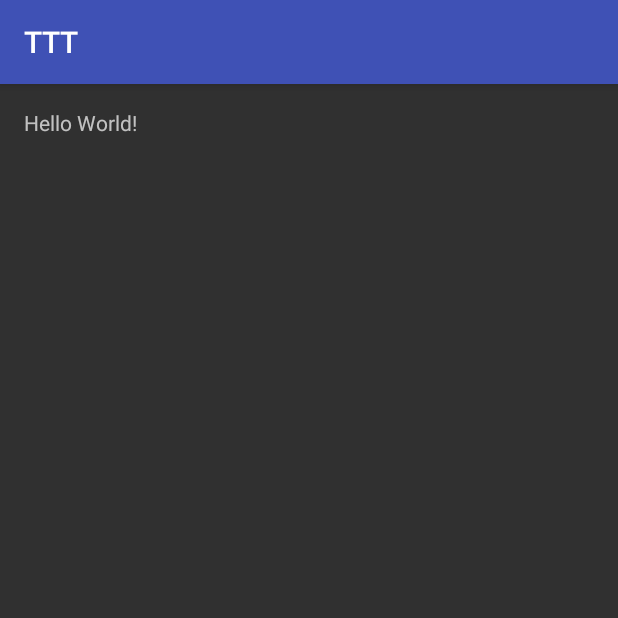
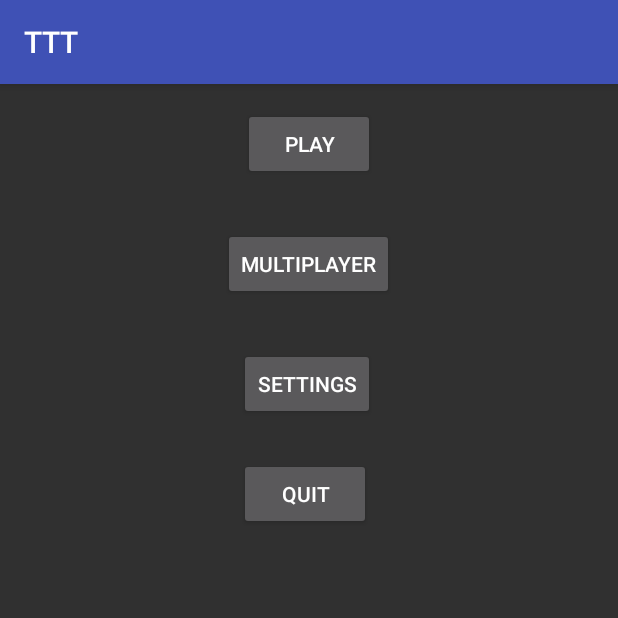
Before and after one commit to Tomatodev/TicTacToe, an Android app: the screen it shows after launch (MainMenu), on a phone screen of 412 x 824 dp, the top half of it. Run offline under Robolectric (Android 15) with nearby library versions, the phone set to English and light mode, and no system bars.

Commit message:
implemented basic menu structures and linked button presses for navigation

```diff
--- a/app/src/main/AndroidManifest.xml
+++ b/app/src/main/AndroidManifest.xml
@@ -15,6 +15,11 @@
                 <category android:name="android.intent.category.LAUNCHER" />
             </intent-filter>
         </activity>
+        <activity android:name=".GameActivity" />
+        <activity android:name=".SettingsActivity" />
+        <activity
+            android:name=".LobbyActivity"
+            android:label="@string/title_activity_lobby"></activity>
     </application>
 
 </manifest>
--- a/app/src/main/java/com/tomatogaming/ttt/MainMenu.java
+++ b/app/src/main/java/com/tomatogaming/ttt/MainMenu.java
@@ -1,13 +1,83 @@
 package com.tomatogaming.ttt;
 
+import android.content.Intent;
 import android.support.v7.app.AppCompatActivity;
 import android.os.Bundle;
+import android.view.View;
+import android.widget.Button;
 
-public class MainMenu extends AppCompatActivity {
+
+
+public class MainMenu extends AppCompatActivity
+{
 
     @Override
-    protected void onCreate(Bundle savedInstanceState) {
+    protected void onCreate(Bundle savedInstanceState)
+    {
         super.onCreate(savedInstanceState);
         setContentView(R.layout.activity_main_menu);
+
+        Button btnSettings = (Button)findViewById(R.id.btnSettings);
+        Button btnPlay = (Button)findViewById(R.id.btnPlay);
+        Button btnMultiplayer = (Button)findViewById(R.id.btnMultiplayer);
+        Button btnQuit = (Button)findViewById(R.id.btnQuit); //people like to complain and call you an amateur if you don't have a quit button, even if its against the way things are supposed to be done...
+
+
+        //when the settings button is pushed
+        btnSettings.setOnClickListener(new View.OnClickListener()
+        {
+            @Override
+            public void onClick(View view)
+            {
+                //start the settings activity
+                Intent settings = new Intent(MainMenu.this, SettingsActivity.class);
+                startActivity(settings);
+            }
+        });
+
+        //when play is pushed
+        btnPlay.setOnClickListener(new View.OnClickListener()
+        {
+            @Override
+            public void onClick(View view)
+            {
+                //TODO
+                //replace with loading activity that sets things like prefs
+                //a single player type lobby handler
+
+                //start the game activity
+                Intent game = new Intent(MainMenu.this, GameActivity.class);
+                startActivity(game);
+                finish();
+            }
+        });
+
+        //when quit is hit
+        btnQuit.setOnClickListener(new View.OnClickListener()
+        {
+            @Override
+            public void onClick(View view)
+            {
+                //TODO
+                // popup explaining that you really shouldn't close android apps an its managed by system etc
+                //do you want to pause the app and return to home screen instead
+
+                //pause the app
+                finish();
+            }
+        });
+
+        //when the mp button is hit
+        btnMultiplayer.setOnClickListener(new View.OnClickListener()
+        {
+            @Override
+            public void onClick(View view)
+            {
+                //launch lobby activity
+                Intent lobby = new Intent(MainMenu.this, LobbyActivity.class);
+                startActivity(lobby);
+                finish();
+            }
+        });
     }
 }
--- a/app/src/main/res/layout/activity_main_menu.xml
+++ b/app/src/main/res/layout/activity_main_menu.xml
@@ -10,8 +10,40 @@
     android:paddingTop="@dimen/activity_vertical_margin"
     tools:context="com.tomatogaming.ttt.MainMenu">
 
-    <TextView
+    <Button
+        android:text="@string/btnPlay"
         android:layout_width="wrap_content"
         android:layout_height="wrap_content"
-        android:text="Hello World!" />
+        android:layout_alignParentTop="true"
+        android:layout_centerHorizontal="true"
+        android:id="@+id/btnPlay" />
+
+    <Button
+        android:text="@string/btnQuit"
+        android:layout_width="wrap_content"
+        android:layout_height="wrap_content"
+        android:layout_marginTop="25dp"
+        android:id="@+id/btnQuit"
+        android:layout_below="@+id/btnSettings"
+        android:layout_alignLeft="@+id/btnSettings"
+        android:layout_alignStart="@+id/btnSettings" />
+
+    <Button
+        android:text="@string/btnMultiplayer"
+        android:layout_width="wrap_content"
+        android:layout_height="wrap_content"
+        android:layout_marginTop="32dp"
+        android:id="@+id/btnMultiplayer"
+        android:layout_below="@+id/btnPlay"
+        android:layout_centerHorizontal="true" />
+
+    <Button
+        android:text="@string/btnSettings"
+        android:layout_width="wrap_content"
+        android:layout_height="wrap_content"
+        android:layout_marginTop="32dp"
+        android:id="@+id/btnSettings"
+        android:layout_below="@+id/btnMultiplayer"
+        android:layout_alignRight="@+id/btnPlay"
+        android:layout_alignEnd="@+id/btnPlay" />
 </RelativeLayout>
```
Also changed, not shown: app/src/main/res/values/strings.xml (+21 -0 lines).
